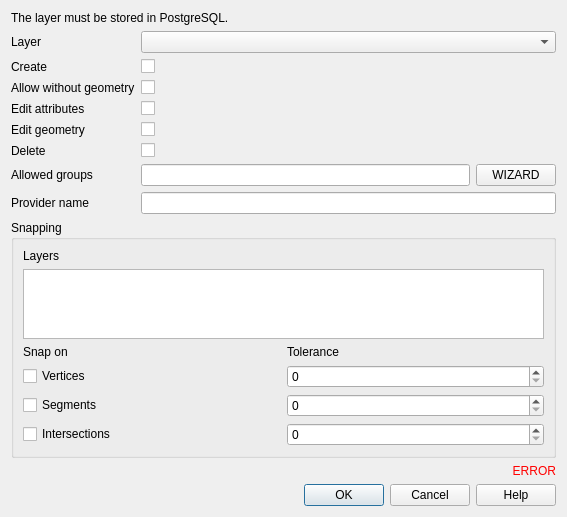
Before: the Qt Designer form lizmap/resources/ui/ui_form_edition.ui in 3liz/lizmap-plugin, drawn with Qt 5.
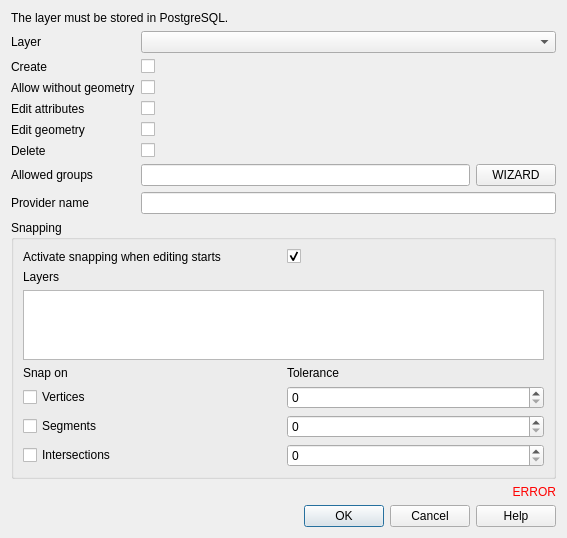
After: the same form once the commit is applied. Custom widgets are drawn as their Qt base class.

Commit message:
feat: add snap_on_start checkbox for edition layers
Add per-layer option to control whether snapping auto-activates
when editing starts. Defaults to checked for new layers but
unchecked for legacy configs missing the key (backward compatible).
Gated to LWC 3.10.

```diff
--- a/lizmap/resources/ui/ui_form_edition.ui
+++ b/lizmap/resources/ui/ui_form_edition.ui
@@ -151,6 +151,27 @@
       <string>Snapping</string>
      </property>
      <layout class="QVBoxLayout" name="verticalLayout_2">
+      <item>
+       <layout class="QHBoxLayout" name="snap_on_start_layout">
+        <item>
+         <widget class="QLabel" name="label_snap_on_start">
+          <property name="text">
+           <string>Activate snapping when editing starts</string>
+          </property>
+         </widget>
+        </item>
+        <item>
+         <widget class="QCheckBox" name="snap_on_start">
+          <property name="text">
+           <string/>
+          </property>
+          <property name="checked">
+           <bool>true</bool>
+          </property>
+         </widget>
+        </item>
+       </layout>
+      </item>
       <item>
        <widget class="QLabel" name="label_layers_snapping">
         <property name="text">
```
The commit also changes 2 other files.
